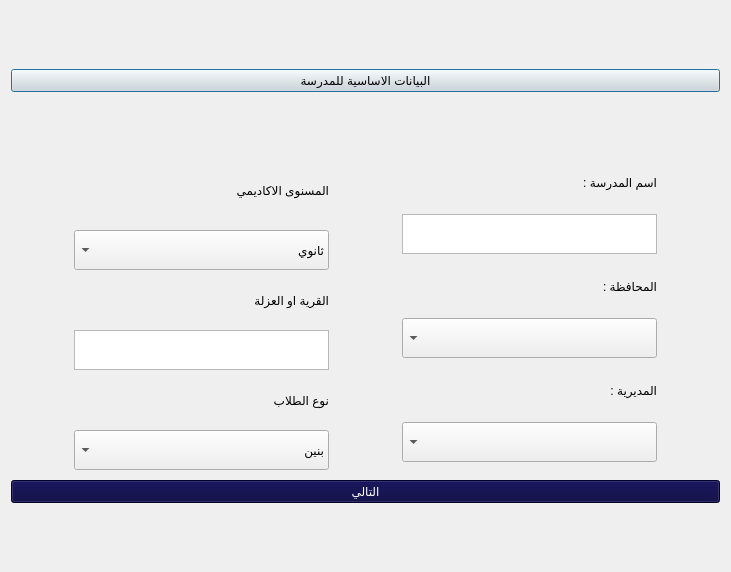
IbnEissa/EduTrackingPublic, file SchoolData.ui: the form before one commit.
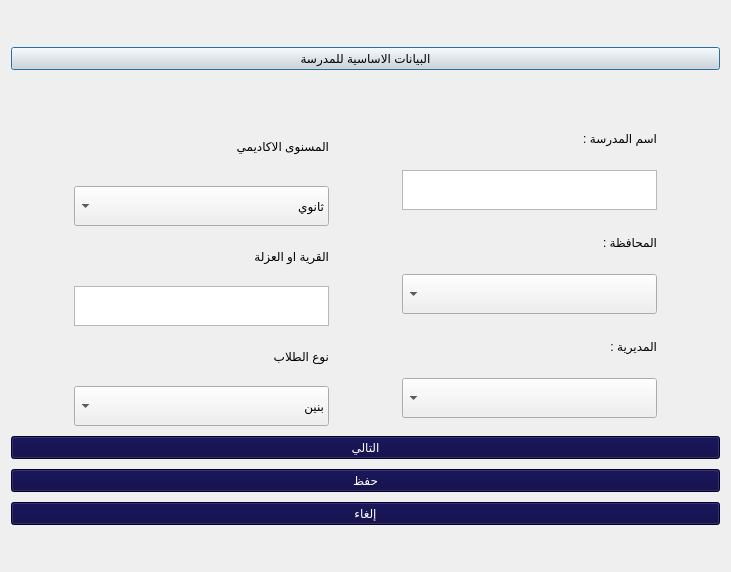
The form after the commit. Icons and pictures are not drawn.

Patch:
```diff
--- a/SchoolData.ui
+++ b/SchoolData.ui
@@ -320,6 +320,30 @@
        </property>
       </widget>
      </item>
+     <item>
+      <widget class="QPushButton" name="btnUpdateSchool">
+       <property name="styleSheet">
+        <string notr="true">background-color:rgb(4, 0, 62);
+color:rgb(255, 255, 255);
+font: 15pt &quot;Mohammad Annoktah&quot;;</string>
+       </property>
+       <property name="text">
+        <string>حفظ</string>
+       </property>
+      </widget>
+     </item>
+     <item>
+      <widget class="QPushButton" name="btnCancelSchool">
+       <property name="styleSheet">
+        <string notr="true">background-color:rgb(4, 0, 62);
+color:rgb(255, 255, 255);
+font: 15pt &quot;Mohammad Annoktah&quot;;</string>
+       </property>
+       <property name="text">
+        <string>إلغاء</string>
+       </property>
+      </widget>
+     </item>
     </layout>
    </item>
   </layout>
```
Left out of the diff: 2 changed lines with no effect on the pictures.
